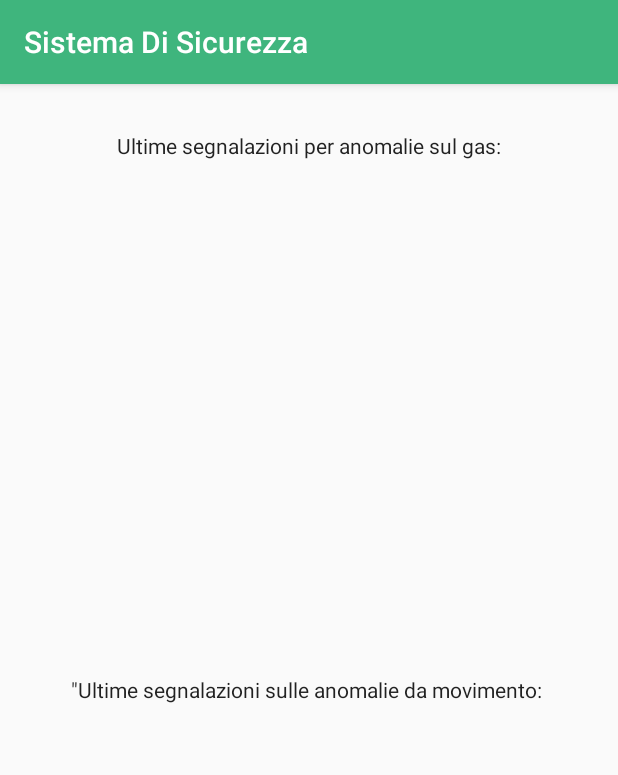
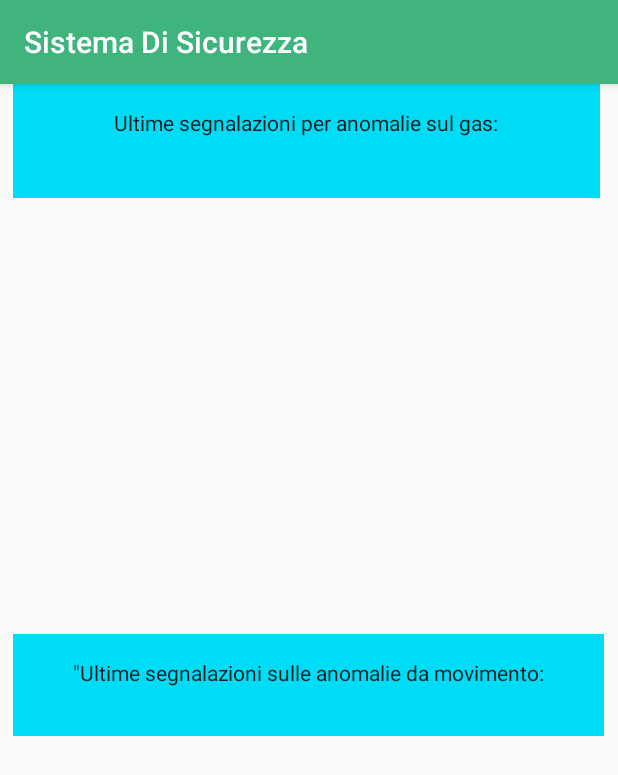
Before and after one commit to mariodigirolamo/SistemaDiSicurezza, an Android app: the Grafico screen opened directly, with no data from a screen before it, on a phone screen of 412 x 824 dp. Shown: the top 775 px of the screen. Run offline under Robolectric (Android 15) with nearby library versions, the phone set to English and light mode, and no system bars.

Commit message:
Prima modifica alla grafica del grafico v2.2.2 (Anche ultimo item visibile e colore)

```diff
--- a/app/src/main/res/layout/activity_graph.xml
+++ b/app/src/main/res/layout/activity_graph.xml
@@ -9,23 +9,24 @@
 
     <TextView
         android:id="@+id/statofumo"
-        android:layout_width="373dp"
-        android:layout_height="62dp"
+        android:layout_width="391dp"
+        android:layout_height="76dp"
         android:layout_marginBottom="8dp"
-        android:layout_marginTop="4dp"
+        android:background="#00DCF5"
         android:text="@string/segnalafumo"
         android:textAlignment="center"
         android:textAppearance="@style/TextAppearance.AppCompat"
         app:layout_constraintBottom_toBottomOf="parent"
         app:layout_constraintEnd_toEndOf="parent"
+        app:layout_constraintHorizontal_bias="0.428"
         app:layout_constraintStart_toStartOf="parent"
         app:layout_constraintTop_toTopOf="parent"
-        app:layout_constraintVertical_bias="0.018" />
+        app:layout_constraintVertical_bias="0.0" />
 
     <ListView
         android:id="@+id/fumolist"
         android:layout_width="379dp"
-        android:layout_height="187dp"
+        android:layout_height="150dp"
         android:layout_marginBottom="?attr/actionBarSize"
         android:layout_marginTop="8dp"
         app:layout_constraintBottom_toBottomOf="parent"
@@ -33,14 +34,14 @@
         app:layout_constraintHorizontal_bias="0.6"
         app:layout_constraintStart_toStartOf="parent"
         app:layout_constraintTop_toTopOf="parent"
-        app:layout_constraintVertical_bias="0.214">
+        app:layout_constraintVertical_bias="0.269">
 
     </ListView>
 
     <ListView
         android:id="@+id/movlist"
         android:layout_width="395dp"
-        android:layout_height="169dp"
+        android:layout_height="150dp"
         android:layout_marginEnd="8dp"
         android:layout_marginTop="288dp"
         app:layout_constraintEnd_toEndOf="parent"
@@ -50,20 +51,21 @@
 
     <TextView
         android:id="@+id/statomovimento"
-        android:layout_width="373dp"
-        android:layout_height="62dp"
+        android:layout_width="394dp"
+        android:layout_height="68dp"
         android:layout_marginBottom="8dp"
         android:layout_marginEnd="8dp"
         android:layout_marginStart="8dp"
         android:layout_marginTop="8dp"
+        android:background="#00DCF5"
         android:text="@string/segnalamov"
         android:textAlignment="center"
         android:textAppearance="@style/TextAppearance.AppCompat"
         app:layout_constraintBottom_toBottomOf="parent"
         app:layout_constraintEnd_toEndOf="parent"
-        app:layout_constraintHorizontal_bias="0.4"
+        app:layout_constraintHorizontal_bias="0.384"
         app:layout_constraintStart_toStartOf="parent"
         app:layout_constraintTop_toTopOf="parent"
-        app:layout_constraintVertical_bias="0.584" />
+        app:layout_constraintVertical_bias="0.571" />
 
 </android.support.constraint.ConstraintLayout>
```
